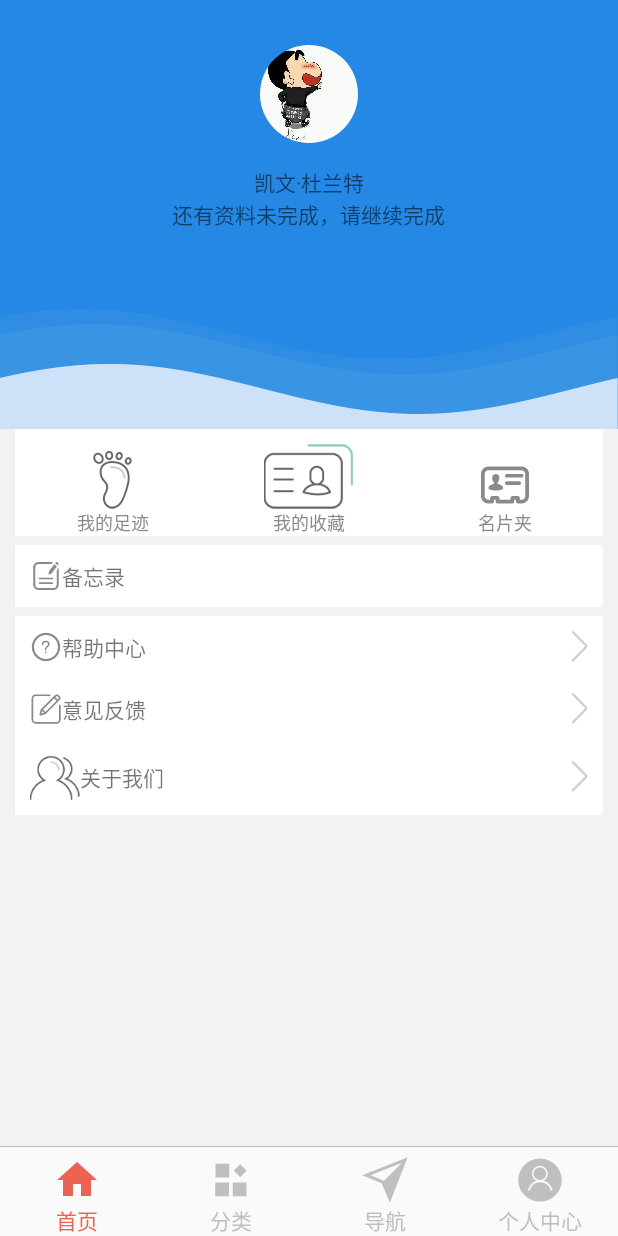
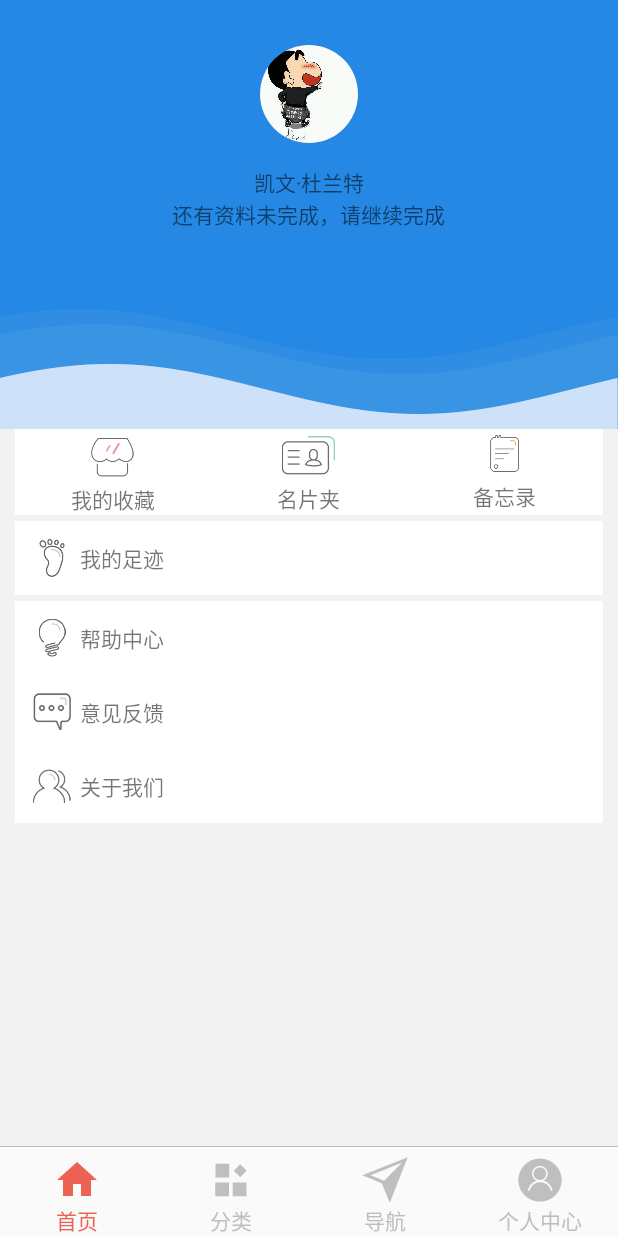
Before and after one commit to DevinMiller0/NativeMall, an Android app: the fragment MineFragment placed in its activity, on a phone screen of 412 x 824 dp. Run offline under Robolectric (Android 15) with nearby library versions, the phone set to English and light mode, and no system bars; our stand-ins replace CircleImageView.

Commit message:
修改个人中心布局

```diff
--- a/app/src/main/java/com/pamo/nativemall/fragment/MineFragment.java
+++ b/app/src/main/java/com/pamo/nativemall/fragment/MineFragment.java
@@ -2,8 +2,7 @@ package com.pamo.nativemall.fragment;
 
 import android.content.Intent;
 import android.view.View;
-import android.widget.RadioButton;
-import android.widget.TextView;
+import android.widget.LinearLayout;
 
 import com.pamo.nativemall.R;
 import com.pamo.nativemall.activity.AboutUsActivity;
@@ -38,37 +37,37 @@ public class MineFragment extends BaseFragment {
     protected void onViewClick(View view) {
 
         switch (view.getId()){
-            case R.id.rb_foot_print:{
+            case R.id.ll_collection:{
+                Intent intent = new Intent(getActivity(), CollectionActivity.class);
+                startActivity(intent);
+                break;
+            }
+            case R.id.ll_card_holder:{
+                Intent intent = new Intent(getActivity(), MyCarteActivity.class);
+                startActivity(intent);
+                break;
+            }
+            case R.id.ll_memo:{
+                Intent intent = new Intent(getActivity(), MemoActivity.class);
+                startActivity(intent);
+                break;
+            }
+            case R.id.ll_foot_print:{
                 Intent intent = new Intent(getActivity(), FootPrintsActivity.class);
                 startActivity(intent);
                 break;
             }
-            case R.id.rb_collection:{
-                Intent intent = new Intent(getActivity(), CollectionActivity.class);
-                startActivity(intent);
-                break;
-            }
-            case R.id.rb_business:{
-                Intent intent = new Intent(getActivity(), MyCarteActivity.class);
-                startActivity(intent);
-                break;
-            }
-            case R.id.tv_memo:{
-                Intent intent = new Intent(getActivity(), MemoActivity.class);
-                startActivity(intent);
-                break;
-            }
-            case R.id.tv_help_center:{
+            case R.id.ll_help_center:{
                 Intent intent = new Intent(getActivity(), HelpCenterActivity.class);
                 startActivity(intent);
                 break;
             }
-            case R.id.tv_feedback:{
+            case R.id.ll_feed_back:{
                 Intent intent = new Intent(getActivity(), FeedBackActivity.class);
                 startActivity(intent);
                 break;
             }
-            case R.id.tv_about_us:{
+            case R.id.ll_about_us:{
                 Intent intent = new Intent(getActivity(), AboutUsActivity.class);
                 startActivity(intent);
                 break;
@@ -77,18 +76,18 @@ public class MineFragment extends BaseFragment {
     }
 
     private void initView() {
-        RadioButton footPrint = getActivity().findViewById(R.id.rb_foot_print);
-        RadioButton collection = getActivity().findViewById(R.id.rb_collection);
-        RadioButton mCard = getActivity().findViewById(R.id.rb_business);
-        TextView memo = getActivity().findViewById(R.id.tv_memo);
-        TextView helpCenter = getActivity().findViewById(R.id.tv_help_center);
-        TextView feedback = getActivity().findViewById(R.id.tv_feedback);
-        TextView aboutUs = getActivity().findViewById(R.id.tv_about_us);
+        LinearLayout collection = getActivity().findViewById(R.id.ll_collection);
+        LinearLayout cardHolder = getActivity().findViewById(R.id.ll_card_holder);
+        LinearLayout memo = getActivity().findViewById(R.id.ll_memo);
+        LinearLayout footPrint = getActivity().findViewById(R.id.ll_foot_print);
+        LinearLayout helpCenter = getActivity().findViewById(R.id.ll_help_center);
+        LinearLayout feedback = getActivity().findViewById(R.id.ll_feed_back);
+        LinearLayout aboutUs = getActivity().findViewById(R.id.ll_about_us);
 
+        collection.setOnClickListener(this);
+        cardHolder.setOnClickListener(this);
+        memo.setOnClickListener(this);
         footPrint.setOnClickListener(this);
-        collection.setOnClickListener(this);
-        mCard.setOnClickListener(this);
-        memo.setOnClickListener(this);
         helpCenter.setOnClickListener(this);
         feedback.setOnClickListener(this);
         aboutUs.setOnClickListener(this);
--- a/app/src/main/res/layout/fragment_mine.xml
+++ b/app/src/main/res/layout/fragment_mine.xml
@@ -37,8 +37,7 @@
         <com.pamo.nativemall.widget.WaveView
             android:layout_width="match_parent"
             android:layout_height="wrap_content"
-            app:wave_color="#ffffff"
-            app:background_color="@color/colorProfile_blue"/>
+            app:wave_color="#ffffff"/>
 
     </LinearLayout>
 
@@ -51,101 +50,160 @@
         android:paddingLeft="@dimen/public_10dp"
         android:paddingRight="@dimen/public_10dp">
 
-        <RadioGroup
+        <LinearLayout
             android:layout_width="match_parent"
             android:layout_height="wrap_content"
-            android:background="@drawable/click_effect"
+            android:orientation="horizontal"
+            android:background="@color/colorWhite">
+
+            <LinearLayout
+                android:id="@+id/ll_collection"
+                android:layout_width="0dp"
+                android:layout_weight="1"
+                android:layout_height="wrap_content"
+                android:gravity="center"
+                android:background="@drawable/click_effect"
+                android:paddingTop="@dimen/public_6dp"
+                android:orientation="vertical">
+
+                <ImageView
+                    android:layout_width="@dimen/public_30dp"
+                    android:layout_height="@dimen/public_30dp"
+                    android:paddingBottom="@dimen/public_4dp"
+                    android:src="@mipmap/collector"/>
+
+                <TextView
+                    android:layout_width="wrap_content"
+                    android:layout_height="wrap_content"
+                    android:text="我的收藏"/>
+            </LinearLayout>
+            <LinearLayout
+                android:id="@+id/ll_card_holder"
+                android:layout_width="0dp"
+                android:layout_weight="1"
+                android:background="@drawable/click_effect"
+                android:layout_height="wrap_content"
+                android:gravity="center"
+                android:orientation="vertical">
+
+                <ImageView
+                    android:layout_width="@dimen/public_35dp"
+                    android:layout_height="@dimen/public_35dp"
+                    android:src="@mipmap/cardholder"/>
+
+                <TextView
+                    android:layout_width="wrap_content"
+                    android:layout_height="wrap_content"
+                    android:text="名片夹"/>
+            </LinearLayout>
+            <LinearLayout
+                android:id="@+id/ll_memo"
+                android:layout_width="0dp"
+                android:layout_weight="1"
+                android:layout_height="wrap_content"
+                android:gravity="center"
+                android:background="@drawable/click_effect"
+                android:paddingTop="@dimen/public_4dp"
+                android:orientation="vertical">
+
+                <ImageView
+                    android:layout_width="@dimen/public_30dp"
+                    android:layout_height="@dimen/public_30dp"
+                    android:paddingBottom="@dimen/public_5dp"
+                    android:src="@mipmap/icon_memo"/>
+
+                <TextView
+                    android:layout_width="wrap_content"
+                    android:layout_height="wrap_content"
+                    android:text="备忘录"/>
+            </LinearLayout>
+
+        </LinearLayout>
+
+        <LinearLayout
+            android:id="@+id/ll_foot_print"
+            android:layout_width="match_parent"
+            android:layout_height="wrap_content"
+            android:background="@color/colorWhite"
+            android:gravity="center_vertical"
+            android:padding="@dimen/public_6dp"
+            android:layout_marginTop="@dimen/public_4dp"
+            android:layout_marginBottom="@dimen/public_4dp"
             android:orientation="horizontal">
 
-            <RadioButton
-                android:id="@+id/rb_foot_print"
-                android:layout_width="0dp"
+            <ImageView
+                android:layout_width="@dimen/public_25dp"
+                android:layout_height="@dimen/public_25dp"
+                android:layout_margin="@dimen/public_6dp"
+                android:src="@mipmap/icon_footprint"/>
+            <TextView
+                android:layout_width="wrap_content"
                 android:layout_height="wrap_content"
-                android:layout_weight="1"
-                android:background="@drawable/click_effect"
-                android:button="@null"
-                android:paddingTop="10dp"
-                android:drawableTop="@mipmap/icon_footprint"
-                android:gravity="center_horizontal"
-                android:text="我的足迹"
-                android:textColor="@color/colorDarkGray"
-                android:textSize="12sp" />
+                android:text="我的足迹"/>
 
-            <RadioButton
-                android:id="@+id/rb_collection"
-                android:layout_width="0dp"
-                android:layout_height="wrap_content"
-                android:layout_weight="1"
-                android:background="@drawable/click_effect"
-                android:button="@null"
-                android:paddingTop="10dp"
-                android:drawableTop="@mipmap/icon123"
-                android:gravity="center_horizontal"
-                android:text="我的收藏"
-                android:textColor="@color/colorDarkGray"
-                android:textSize="12sp" />
+        </LinearLayout>
 
-            <RadioButton
-                android:id="@+id/rb_business"
-                android:layout_width="0dp"
-                android:layout_height="wrap_content"
-                android:layout_weight="1"
-                android:background="@drawable/click_effect"
-                android:button="@null"
-                android:paddingTop="10dp"
-                android:drawableTop="@mipmap/business"
-                android:gravity="center_horizontal"
-                android:text="名片夹"
-                android:textColor="@color/colorDarkGray"
-                android:textSize="12sp" />
-
-        </RadioGroup>
-
-        <TextView
-            android:id="@+id/tv_memo"
+        <LinearLayout
+            android:id="@+id/ll_help_center"
             android:layout_width="match_parent"
             android:layout_height="wrap_content"
-            android:layout_marginBottom="@dimen/public_6dp"
-            android:layout_marginTop="@dimen/public_6dp"
-            android:background="@drawable/click_effect"
-            android:drawableLeft="@mipmap/remarks"
+            android:background="@color/colorWhite"
+            android:padding="@dimen/public_6dp"
             android:gravity="center_vertical"
-            android:padding="@dimen/public_10dp"
-            android:text="备忘录" />
+            android:orientation="horizontal">
 
-        <TextView
-            android:id="@+id/tv_help_center"
+            <ImageView
+                android:layout_width="@dimen/public_25dp"
+                android:layout_height="@dimen/public_25dp"
+                android:layout_margin="@dimen/public_6dp"
+                android:src="@mipmap/icon_helpcenter"/>
+            <TextView
+                android:layout_width="wrap_content"
+                android:layout_height="wrap_content"
+                android:text="帮助中心"/>
+
+        </LinearLayout>
+
+        <LinearLayout
+            android:id="@+id/ll_feed_back"
             android:layout_width="match_parent"
             android:layout_height="wrap_content"
-            android:background="@drawable/click_effect"
-            android:drawableLeft="@mipmap/help_center"
-            android:drawableRight="@mipmap/more_arrow"
+            android:background="@color/colorWhite"
+            android:padding="@dimen/public_6dp"
             android:gravity="center_vertical"
-            android:padding="@dimen/public_10dp"
-            android:text="帮助中心" />
+            android:orientation="horizontal">
 
-        <TextView
-            android:id="@+id/tv_feedback"
+            <ImageView
+                android:layout_width="@dimen/public_25dp"
+                android:layout_height="@dimen/public_25dp"
+                android:layout_margin="@dimen/public_6dp"
+                android:src="@mipmap/icon_feedback"/>
+            <TextView
+                android:layout_width="wrap_content"
+                android:layout_height="wrap_content"
+                android:text="意见反馈"/>
+        </LinearLayout>
+
+        <LinearLayout
+            android:id="@+id/ll_about_us"
             android:layout_width="match_parent"
             android:layout_height="wrap_content"
-            android:background="@drawable/click_effect"
-            android:drawableLeft="@mipmap/feedback"
-            android:drawableRight="@mipmap/more_arrow"
+            android:background="@color/colorWhite"
             android:gravity="center_vertical"
-            android:padding="@dimen/public_10dp"
-            android:paddingLeft="@dimen/public_10dp"
-            android:text="意见反馈" />
+            android:padding="@dimen/public_6dp"
+            android:orientation="horizontal">
 
-        <TextView
-            android:id="@+id/tv_about_us"
-            android:layout_width="match_parent"
-            android:layout_height="wrap_content"
-            android:background="@drawable/click_effect"
-            android:drawableLeft="@mipmap/about_us"
-            android:drawableRight="@mipmap/more_arrow"
-            android:gravity="center_vertical"
-            android:padding="@dimen/public_10dp"
-            android:text="关于我们" />
+            <ImageView
+                android:layout_width="@dimen/public_25dp"
+                android:layout_height="@dimen/public_25dp"
+                android:layout_margin="@dimen/public_6dp"
+                android:src="@mipmap/icon_aboutus"/>
+            <TextView
+                android:layout_width="wrap_content"
+                android:layout_height="wrap_content"
+                android:text="关于我们"/>
+
+        </LinearLayout>
 
     </LinearLayout>
 
--- a/app/src/main/res/values/strings.xml
+++ b/app/src/main/res/values/strings.xml
@@ -1,4 +1,4 @@
 <resources>
-    <string name="app_name">NativeMall</string>
+    <string name="app_name">商城</string>
     <integer name="padding">10</integer>
 </resources>
```
Also changed, not shown: app/src/main/res/mipmap-hdpi/cardholder.png (added), app/src/main/res/mipmap-hdpi/collector.png (added), app/src/main/res/mipmap-hdpi/feedback.png (deleted), app/src/main/res/mipmap-hdpi/foot_print.png (deleted), app/src/main/res/mipmap-hdpi/help_center.png (deleted), app/src/main/res/mipmap-hdpi/icon123.png (deleted), app/src/main/res/mipmap-hdpi/icon_aboutus.png (added), app/src/main/res/mipmap-hdpi/icon_feedback.png (added), app/src/main/res/mipmap-hdpi/icon_footprint.png, app/src/main/res/mipmap-hdpi/icon_helpcenter.png (added), app/src/main/res/mipmap-hdpi/icon_memo.png (added), app/src/main/res/mipmap-hdpi/memo.png (deleted), app/src/main/res/mipmap-hdpi/more.png (deleted), app/src/main/res/mipmap-hdpi/more1.png (deleted), 1 more files.
